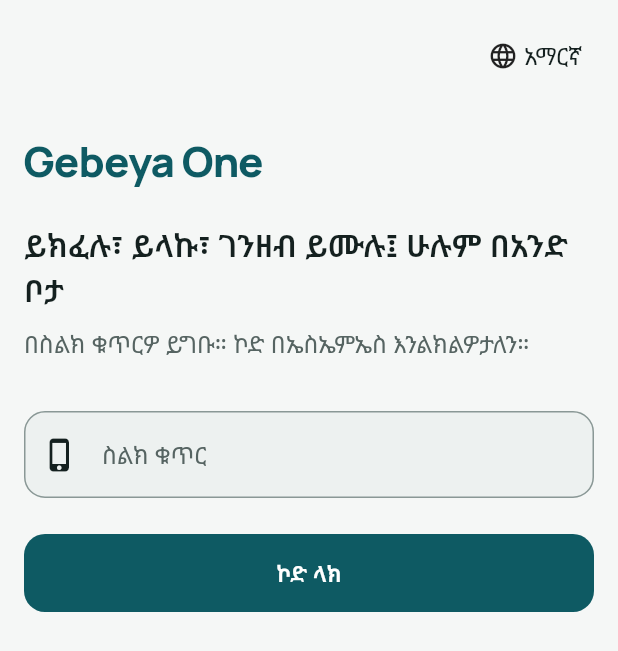
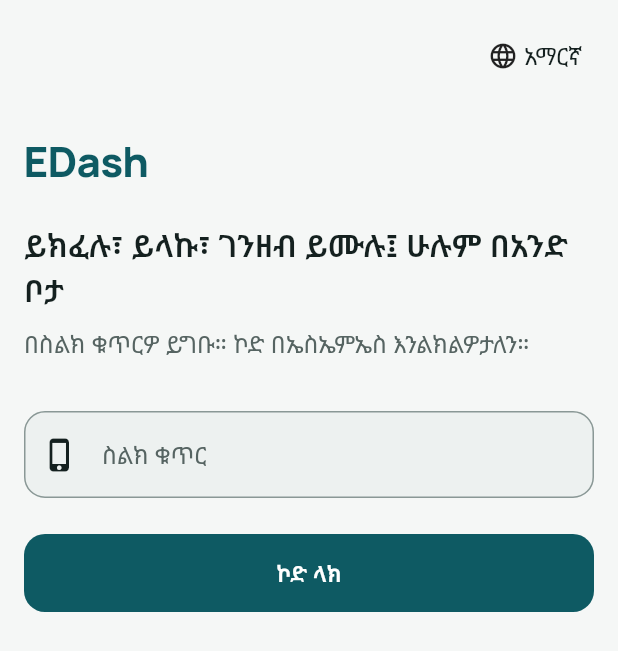
Before and after one commit to f6049000081-netizen/EDash, a Flutter app: the screen it shows after launch, on a phone screen of 412 x 824 dp. Shown: the top 651 px of the screen. Run offline on Flutter 3.47's test engine with Material 3 defaults, Android fonts, the phone set to English and light mode, and no system bars; our stand-ins replace flutter_secure_storage, image_picker, qr_flutter; missing offline and left inert: mobile_scanner; accounts and stored records are empty.

Commit message:
Rename the app to EDash
Everything people see now says EDash (ኢዳሽ in Amharic): the phone's app
label, in-app text, the sign-in SMS, top-up and payout narratives, the
static QR's fallback merchant name, the web business and operations
consoles, and the docs.

Identifiers stay as they were, so existing installs, sessions and
registered keys keep working: the Android applicationId and iOS bundle
ID, the Dart package name, token issuer and audience, the payment
confirmation prefix, UUID namespaces, the QR GUID and the g1 names.
CLAUDE.md lists them.

Co-Authored-By: Claude Opus 5.5 <noreply@anthropic.com>

```diff
--- a/api/openapi.yaml
+++ b/api/openapi.yaml
@@ -1,6 +1,6 @@
 openapi: 3.1.0
 info:
-  title: Gebeya One API
+  title: EDash API
   version: 0.1.0
   summary: Phase 1 contract for the consumer app, merchant app and admin console.
   description: |
--- a/app/lib/core/api.dart
+++ b/app/lib/core/api.dart
@@ -19,7 +19,7 @@ class ApiProblem implements Exception {
   final Duration? retryAfter;
 
   static ApiProblem network() =>
-      ApiProblem(0, 'network', 'No connection', "We couldn't reach Gebeya One. Check your connection and try again.");
+      ApiProblem(0, 'network', 'No connection', "We couldn't reach EDash. Check your connection and try again.");
 
   @override
   String toString() => 'ApiProblem($status $code: $message)';
@@ -66,7 +66,7 @@ class MemoryTokenStore implements TokenStore {
   Future<String> installId() async => _install;
 }
 
-/// Thin client for the Gebeya One API. It attaches the access token, refreshes it once on 401,
+/// Thin client for the EDash API. It attaches the access token, refreshes it once on 401,
 /// adds an Idempotency-Key to every state-changing call, and turns error bodies into [ApiProblem].
 class Api {
   Api(
--- a/app/lib/l10n/strings.dart
+++ b/app/lib/l10n/strings.dart
@@ -39,10 +39,10 @@ class S {
       'web_title': 'Sign in on a computer',
       'web_tile_sub': 'Orders and products on a bigger screen',
       'web_steps':
-          'On the computer, open the Gebeya One business console. It shows a code: type it here to sign that computer in to {shop}.',
+          'On the computer, open the EDash business console. It shows a code: type it here to sign that computer in to {shop}.',
       'web_code': 'Code on the computer',
       'web_safety':
-          'Only type a code you can see on a computer in front of you. Gebeya One staff will never ask you for one.',
+          'Only type a code you can see on a computer in front of you. EDash staff will never ask you for one.',
       'web_signed_in_list': 'Computers signed in',
       'web_none': 'No computers are signed in.',
       'web_sign_out': 'Sign out',
@@ -270,7 +270,7 @@ class S {
       'payout_commission': 'Commission',
       'payout_net': 'You receive',
       'qr_scan_to_pay': 'Scan to pay {shop}',
-      'qr_works_with': 'Customers scan it with the Gebeya One app.',
+      'qr_works_with': 'Customers scan it with the EDash app.',
       'qr_semantic': 'Payment QR code for {shop}',
       'payout_bank': 'Bank account',
       'payout_bank_code': 'Bank code',
@@ -293,7 +293,7 @@ class S {
       'notifications_unread': '{n} unread',
       'notifications_empty':
           'Nothing yet. We\'ll tell you here when money arrives, when a payment finishes, and when someone signs in to your account.',
-      'app_name': 'Gebeya One',
+      'app_name': 'EDash',
       'welcome_title': 'Pay, send and top up, all in one place',
       'welcome_body': 'Sign in with your phone number. We send you a code by SMS.',
       'choose_language': 'Language',
@@ -332,7 +332,7 @@ class S {
       'see_all': 'See all',
       'no_activity': 'No activity yet. Money you send, receive or add shows up here.',
       'explore_title': 'Explore',
-      'explore_empty': 'Bills, airtime, transport and shops will appear here as partners join Gebeya One.',
+      'explore_empty': 'Bills, airtime, transport and shops will appear here as partners join EDash.',
       'send_title': 'Send money',
       'send_to': 'To',
       'recipient_phone': 'Recipient\'s phone number',
@@ -357,7 +357,7 @@ class S {
       'not_charged': 'Your money wasn\'t taken.',
       'amount_invalid': 'Enter an amount, like 250 or 250.50.',
       'scan_title': 'Scan to pay',
-      'scan_hint': 'Point the camera at the shop\'s Gebeya One QR code.',
+      'scan_hint': 'Point the camera at the shop\'s EDash QR code.',
       'camera_denied': 'Allow camera access in settings to scan QR codes.',
       'topup_title': 'Add money',
       'topup_body': 'Add money from your telebirr account. You confirm the payment in telebirr.',
@@ -411,9 +411,9 @@ class S {
       'order_in_review_shop': 'በጊዜው ስላልተረከበ ወደ ቡድናችን ተላልፏል። አሁንም በኮዱ ማስረከብ ይችላሉ።',
       'web_title': 'በኮምፒውተር ይግቡ',
       'web_tile_sub': 'ትዕዛዞች እና ዕቃዎች በትልቅ ስክሪን',
-      'web_steps': 'በኮምፒውተሩ የገበያ ዋን የንግድ ገጽን ይክፈቱ። ኮድ ያሳያል፤ ኮምፒውተሩን ወደ {shop} ለማስገባት እዚህ ያስገቡት።',
+      'web_steps': 'በኮምፒውተሩ የኢዳሽ የንግድ ገጽን ይክፈቱ። ኮድ ያሳያል፤ ኮምፒውተሩን ወደ {shop} ለማስገባት እዚህ ያስገቡት።',
       'web_code': 'በኮምፒውተሩ ላይ ያለው ኮድ',
-      'web_safety': 'ከፊትዎ ባለ ኮምፒውተር ላይ የሚያዩትን ኮድ ብቻ ያስገቡ። የገበያ ዋን ሠራተኞች በፍጹም አይጠይቁዎትም።',
+      'web_safety': 'ከፊትዎ ባለ ኮምፒውተር ላይ የሚያዩትን ኮድ ብቻ ያስገቡ። የኢዳሽ ሠራተኞች በፍጹም አይጠይቁዎትም።',
       'web_signed_in_list': 'የገቡ ኮምፒውተሮች',
       'web_none': 'የገባ ኮምፒውተር የለም።',
       'web_sign_out': 'አስወጣ',
@@ -631,7 +631,7 @@ class S {
       'payout_commission': 'ኮሚሽን',
       'payout_net': 'የሚደርስዎ',
       'qr_scan_to_pay': '{shop}ን ለመክፈል ይቃኙ',
-      'qr_works_with': 'ደንበኞች በገበያ ዋን መተግበሪያ ይቃኙታል።',
+      'qr_works_with': 'ደንበኞች በኢዳሽ መተግበሪያ ይቃኙታል።',
       'qr_semantic': 'የ{shop} የክፍያ QR ኮድ',
       'payout_bank': 'የባንክ ሂሳብ',
       'payout_bank_code': 'የባንክ ኮድ',
@@ -651,7 +651,7 @@ class S {
       'notifications': 'ማሳወቂያዎች',
       'notifications_unread': '{n} ያልተነበቡ',
       'notifications_empty': 'እስካሁን ምንም የለም። ገንዘብ ሲደርስዎ፣ ክፍያ ሲጠናቀቅ እና አንድ ሰው ወደ ሂሳብዎ ሲገባ እዚህ እናሳውቅዎታለን።',
-      'app_name': 'ገበያ ዋን',
+      'app_name': 'ኢዳሽ',
       'welcome_title': 'ይክፈሉ፣ ይላኩ፣ ገንዘብ ይሙሉ፤ ሁሉም በአንድ ቦታ',
       'welcome_body': 'በስልክ ቁጥርዎ ይግቡ። ኮድ በኤስኤምኤስ እንልክልዎታለን።',
       'choose_language': 'ቋንቋ',
@@ -689,7 +689,7 @@ class S {
       'see_all': 'ሁሉንም እይ',
       'no_activity': 'እስካሁን ምንም እንቅስቃሴ የለም። የሚልኩት፣ የሚቀበሉት ወይም የሚሞሉት ገንዘብ እዚህ ይታያል።',
       'explore_title': 'አስስ',
-      'explore_empty': 'አጋሮች ወደ ገበያ ዋን ሲቀላቀሉ ቢሎች፣ የአየር ሰዓት፣ ትራንስፖርት እና ሱቆች እዚህ ይታያሉ።',
+      'explore_empty': 'አጋሮች ወደ ኢዳሽ ሲቀላቀሉ ቢሎች፣ የአየር ሰዓት፣ ትራንስፖርት እና ሱቆች እዚህ ይታያሉ።',
       'send_title': 'ገንዘብ ላክ',
       'send_to': 'ለ',
       'recipient_phone': 'የተቀባዩ ስልክ ቁጥር',
@@ -714,7 +714,7 @@ class S {
       'not_charged': 'ገንዘብዎ አልተወሰደም።',
       'amount_invalid': 'እንደ 250 ወይም 250.50 ያለ መጠን ያስገቡ።',
       'scan_title': 'ስካን አድርገው ይክፈሉ',
-      'scan_hint': 'ካሜራውን ወደ ሱቁ የገበያ ዋን QR ኮድ ያዙሩ።',
+      'scan_hint': 'ካሜራውን ወደ ሱቁ የኢዳሽ QR ኮድ ያዙሩ።',
       'camera_denied': 'QR ኮድ ለመቃኘት በቅንብሮች ውስጥ ካሜራ ይፍቀዱ።',
       'topup_title': 'ገንዘብ ሙላ',
       'topup_body': 'ከቴሌብር ሂሳብዎ ገንዘብ ይሙሉ። ክፍያውን በቴሌብር ውስጥ ያረጋግጣሉ።',
@@ -761,7 +761,7 @@ class S {
     },
     'om': {
       'notifications': 'Beeksisa',
-      'app_name': 'Gebeya One',
+      'app_name': 'EDash',
       'welcome_title': 'Kaffalaa, ergaa fi maallaqa guutaa, bakka tokkotti',
       'welcome_body': 'Lakkoofsa bilbilaa keessaniin seenaa. Koodii SMS-n isiniif ergina.',
       'choose_language': 'Afaan',
@@ -813,7 +813,7 @@ class S {
     },
     'ti': {
       'notifications': 'መፍለጢ',
-      'app_name': 'ገበያ ዋን',
+      'app_name': 'ኢዳሽ',
       'welcome_title': 'ክፈሉ፣ ስደዱ፣ ገንዘብ ምልኡ፤ ኩሉ ኣብ ሓደ ቦታ',
       'welcome_body': 'ብቑጽሪ ተሌፎንኩም እተዉ። ኮድ ብኤስኤምኤስ ክንልእከልኩም ኢና።',
       'choose_language': 'ቋንቋ',
--- a/app/lib/main.dart
+++ b/app/lib/main.dart
@@ -43,11 +43,11 @@ void main() {
   WidgetsFlutterBinding.ensureInitialized();
   final state = AppState(GebeyaApi(Api(baseUrl: apiBaseUrl, store: SecureTokenStore(), keys: ChannelDeviceKeys())));
   state.start();
-  runApp(GebeyaOneApp(state: state));
+  runApp(EDashApp(state: state));
 }
 
-class GebeyaOneApp extends StatelessWidget {
-  const GebeyaOneApp({super.key, required this.state});
+class EDashApp extends StatelessWidget {
+  const EDashApp({super.key, required this.state});
   final AppState state;
 
   @override
@@ -59,7 +59,7 @@ class GebeyaOneApp extends StatelessWidget {
         builder: (context, _) {
           final ethiopic = const {'am', 'ti'}.contains(state.locale.languageCode);
           return MaterialApp(
-            title: 'Gebeya One',
+            title: 'EDash',
             debugShowCheckedModeBanner: false,
             theme: g1Theme(Brightness.light, ethiopic: ethiopic),
             darkTheme: g1Theme(Brightness.dark, ethiopic: ethiopic),
@@ -92,15 +92,14 @@ class _Splash extends StatelessWidget {
   @override
   Widget build(BuildContext context) => Scaffold(
         body: Center(
-          child: Text('Gebeya One',
-              style: Theme.of(context).textTheme.displayMedium?.copyWith(color: G1.c(context).brand)),
+          child: Text('EDash', style: Theme.of(context).textTheme.displayMedium?.copyWith(color: G1.c(context).brand)),
         ),
       );
 }
 
 /// Flutter ships Material and Cupertino translations for Amharic and English but not for
 /// Afaan Oromo or Tigrinya. For those two, the framework's own labels (back, paste, and so on)
-/// use English; all Gebeya One copy still comes from [S].
+/// use English; all EDash copy still comes from [S].
 class FallbackMaterialLocalizations extends LocalizationsDelegate<MaterialLocalizations> {
   const FallbackMaterialLocalizations();
 
--- a/app/lib/screens/signin.dart
+++ b/app/lib/screens/signin.dart
@@ -72,7 +72,7 @@ class _PhoneScreenState extends State<PhoneScreen> {
               child: _LanguageButton(current: app.locale, onChanged: app.setLocale),
             ),
             const SizedBox(height: G1.s8),
-            Text('Gebeya One', style: text.displayMedium?.copyWith(color: c.brand)),
+            Text('EDash', style: text.displayMedium?.copyWith(color: c.brand)),
             const SizedBox(height: G1.s6),
             Text(s.t('welcome_title'), style: text.titleLarge),
             const SizedBox(height: G1.s2),
--- a/app/lib/ui/theme.dart
+++ b/app/lib/ui/theme.dart
@@ -1,6 +1,6 @@
 import 'package:flutter/material.dart';
 
-/// Gebeya One design tokens, copied value for value from the design system (tokens.json).
+/// EDash design tokens, copied value for value from the design system (tokens.json).
 @immutable
 class G1Colors extends ThemeExtension<G1Colors> {
   const G1Colors({
--- a/app/pubspec.yaml
+++ b/app/pubspec.yaml
@@ -1,5 +1,5 @@
 name: gebeya_one
-description: Gebeya One consumer app (wallet, payments, top-ups).
+description: EDash consumer app (wallet, payments, top-ups).
 publish_to: none
 version: 0.1.0+1
 
```
Also changed, not shown: 23 other files.
